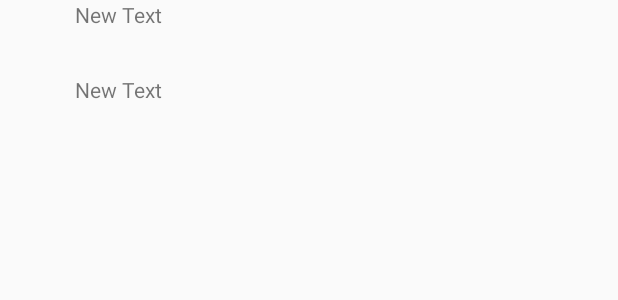
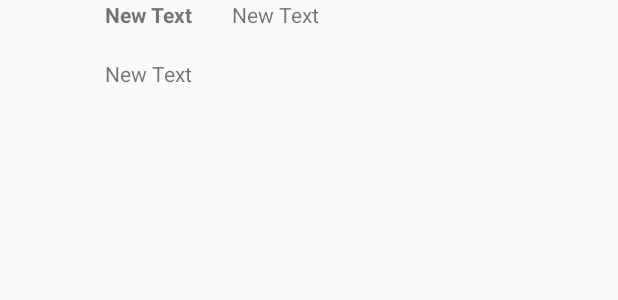
Before and after one commit to 1jinwoo/YHack_2017_Project, an Android app: the layout item_tweet.xml on its own in the app's theme, with its tools: preview values and no code run, on a phone screen of 412 x 824 dp. Shown: the top 300 px of the screen. Run offline under Robolectric (Android 15) with nearby library versions, the phone set to English and light mode, and no system bars.

Commit message:
Add name

```diff
--- a/app/build.gradle
+++ b/app/build.gradle
@@ -33,4 +33,5 @@ dependencies {
     compile 'com.loopj.android:android-async-http:1.4.8'
     compile 'com.michaelpardo:activeandroid:3.1.0-SNAPSHOT'
     compile 'com.android.support:design:23.1.1'
+
 }
--- a/app/src/main/java/com/codepath/apps/tweets/TweetsArrayAdapter.java
+++ b/app/src/main/java/com/codepath/apps/tweets/TweetsArrayAdapter.java
@@ -35,12 +35,14 @@ public class TweetsArrayAdapter extends ArrayAdapter<Tweet> {
         ImageView ivProfileImage = (ImageView) convertView.findViewById(R.id.ivProfileImage);
         TextView tvUsername = (TextView) convertView.findViewById(R.id.tvUsername);
         TextView tvBody = (TextView) convertView.findViewById(R.id.tvBody);
+        TextView tvName = (TextView) convertView.findViewById(R.id.tvName);
 
 
         ivProfileImage.setImageResource(0);
         Picasso.with(getContext()).load(tweet.getUser().getProfileImageURL()).into(ivProfileImage);
 
-        tvUsername.setText(tweet.getUser().getScreenName());
+        tvUsername.setText("@" + tweet.getUser().getScreenName());
+        tvName.setText(tweet.getUser().getName());
         tvBody.setText(tweet.getBody());
 
         return convertView;
--- a/app/src/main/res/layout/item_tweet.xml
+++ b/app/src/main/res/layout/item_tweet.xml
@@ -3,8 +3,8 @@
     android:layout_width="match_parent" android:layout_height="match_parent">
 
     <ImageView
-        android:layout_width="50dp"
-        android:layout_height="50dp"
+        android:layout_width="70dp"
+        android:layout_height="70dp"
         android:id="@+id/ivProfileImage"
         android:layout_alignParentTop="true"
         android:layout_alignParentLeft="true"
@@ -15,17 +15,30 @@
         android:layout_width="wrap_content"
         android:layout_height="wrap_content"
         android:text="New Text"
-        android:id="@+id/tvUsername"
+        android:id="@+id/tvName"
         android:layout_alignParentTop="true"
         android:layout_toRightOf="@+id/ivProfileImage"
-        android:layout_toEndOf="@+id/ivProfileImage" />
+        android:layout_toEndOf="@+id/ivProfileImage"
+        android:textStyle="bold" />
 
     <TextView
         android:layout_width="wrap_content"
         android:layout_height="wrap_content"
         android:text="New Text"
         android:id="@+id/tvBody"
-        android:layout_below="@+id/ivProfileImage"
+        android:layout_below="@+id/tvName"
         android:layout_toRightOf="@+id/ivProfileImage"
-        android:layout_toEndOf="@+id/ivProfileImage" />
+        android:layout_toEndOf="@+id/ivProfileImage"
+        android:layout_marginTop="20dp"/>
+
+    <TextView
+        android:layout_width="wrap_content"
+        android:layout_height="wrap_content"
+        android:text="New Text"
+        android:id="@+id/tvUsername"
+        android:layout_alignParentTop="true"
+        android:layout_toRightOf="@+id/tvName"
+        android:layout_toEndOf="@+id/tvName"
+        android:layout_marginLeft="26dp"
+        android:layout_marginStart="26dp" />
 </RelativeLayout>
```
